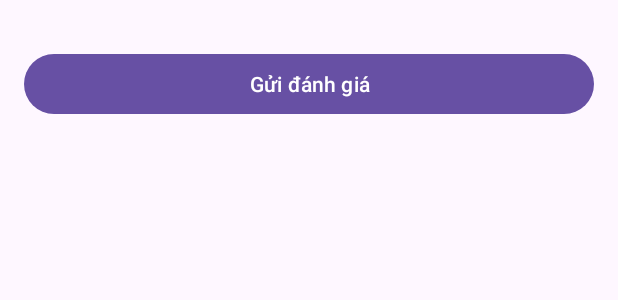
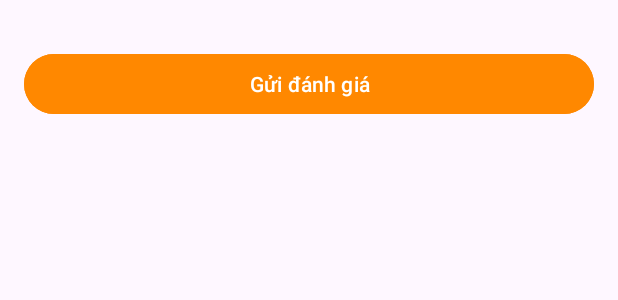
Before and after one commit to HatNhai/Foody, an Android app: the layout dialog_item_review.xml on its own in the app's theme, with its tools: preview values and no code run, on a phone screen of 412 x 824 dp. Shown: the top 300 px of the screen. Run offline under Robolectric (Android 15) with nearby library versions, the light colour scheme and no system bars.

Commit message:
Sua lai giao dien

```diff
--- a/app/src/main/java/vn/edu/tlu/cse/ht/nhaivu/foodorderapp/PhoneLoginActivity.java
+++ b/app/src/main/java/vn/edu/tlu/cse/ht/nhaivu/foodorderapp/PhoneLoginActivity.java
@@ -118,7 +118,7 @@ public class PhoneLoginActivity extends AppCompatActivity {
                 .addOnCompleteListener(this, task -> {
                     if (task.isSuccessful()) {
                         Toast.makeText(this, "Đăng nhập thành công!", Toast.LENGTH_SHORT).show();
-                        startActivity(new Intent(this, MainActivity.class));
+                        startActivity(new Intent(this, HomeActivity.class));
                         finish();
                     } else {
                         Toast.makeText(this, "Đăng nhập thất bại!", Toast.LENGTH_SHORT).show();
--- a/app/src/main/res/layout/dialog_item_review.xml
+++ b/app/src/main/res/layout/dialog_item_review.xml
@@ -20,6 +20,7 @@
             android:text="Gửi đánh giá"
             android:layout_width="match_parent"
             android:layout_height="wrap_content"
+            android:backgroundTint="@android:color/holo_orange_dark"
             android:layout_marginTop="16dp"/>
     </LinearLayout>
 
--- a/app/src/main/res/layout/dialog_review.xml
+++ b/app/src/main/res/layout/dialog_review.xml
@@ -23,5 +23,6 @@
         android:id="@+id/btnSubmit"
         android:layout_width="match_parent"
         android:layout_height="wrap_content"
+        android:backgroundTint="@android:color/holo_orange_dark"
         android:text="Gửi đánh giá" />
 </LinearLayout>
--- a/app/src/main/res/layout/item_order_history.xml
+++ b/app/src/main/res/layout/item_order_history.xml
@@ -60,6 +60,7 @@
                 android:layout_width="wrap_content"
                 android:layout_height="wrap_content"
                 android:text="Đánh giá ngay"
+                android:backgroundTint="@android:color/holo_orange_dark"
                 android:visibility="gone" />
 
 
```
